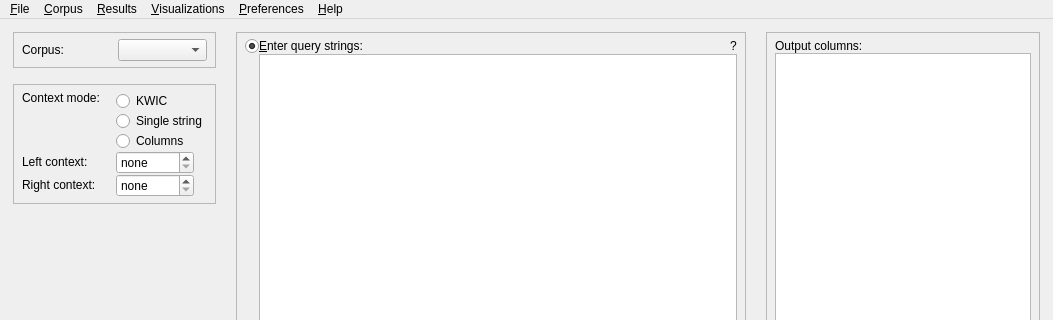
gkunter/coquery, file coquery/gui/ui/coquery.ui: the form before one commit; both pictures show x 0 to 1053 and y 0 to 320 of the 1053 by 625 pixel window.
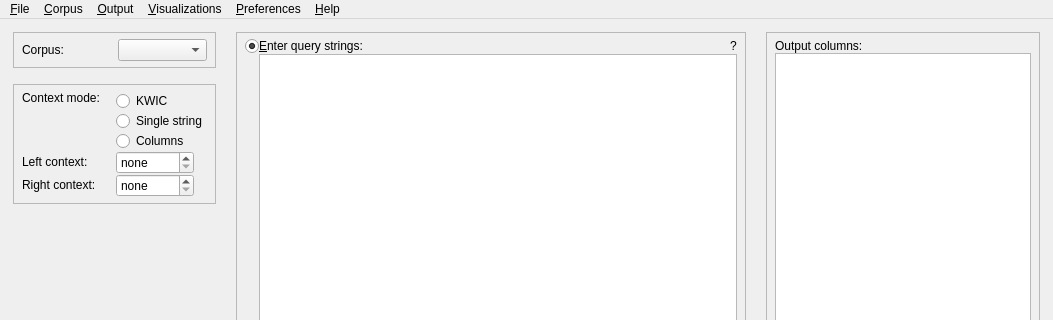
The form after the commit. Icons and pictures are not drawn.

Patch:
```diff
--- a/coquery/gui/ui/coquery.ui
+++ b/coquery/gui/ui/coquery.ui
@@ -1119,7 +1119,7 @@
    </widget>
    <widget class="QMenu" name="menu_Results">
     <property name="title">
-     <string>&amp;Results</string>
+     <string>&amp;Output</string>
     </property>
    </widget>
    <addaction name="menuFile"/>
```
